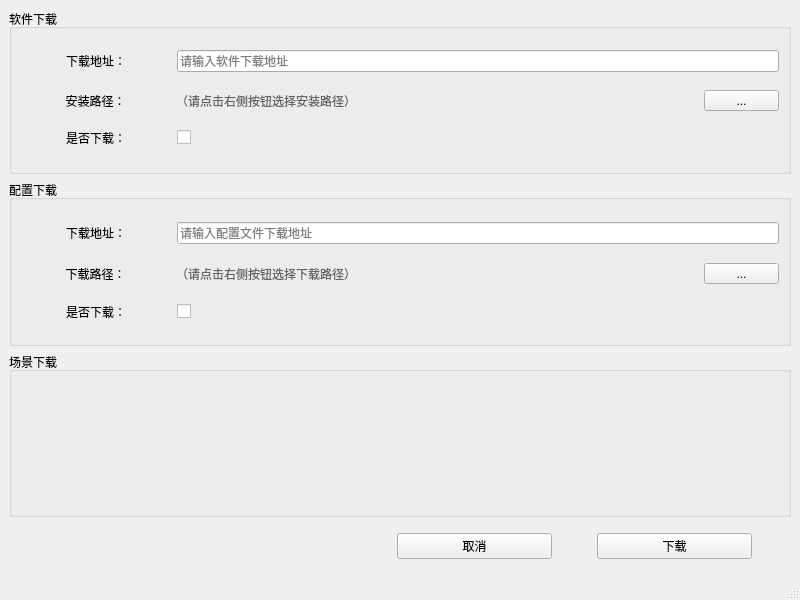
money0534/Notepad_QtCLion, file src/mainwindow.ui: the form before one commit.
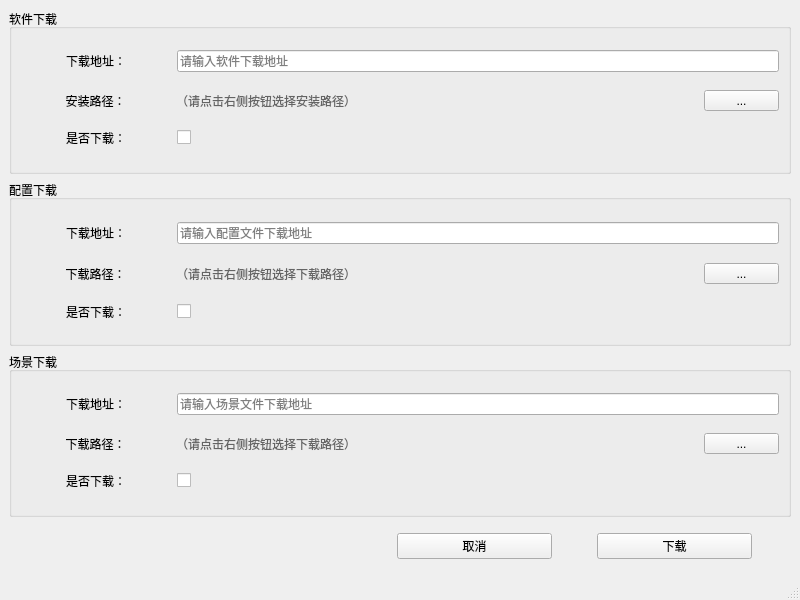
The form after the commit.

Commit message: scene module

```diff
--- a/src/mainwindow.ui
+++ b/src/mainwindow.ui
@@ -205,6 +205,90 @@
       <property name="title">
        <string>场景下载</string>
       </property>
+      <layout class="QVBoxLayout" name="verticalLayout_4">
+       <item>
+        <layout class="QHBoxLayout" name="horizontalLayout_8" stretch="2,8">
+         <item>
+          <widget class="QLabel" name="label_7">
+           <property name="text">
+            <string>下载地址：</string>
+           </property>
+           <property name="alignment">
+            <set>Qt::AlignCenter</set>
+           </property>
+          </widget>
+         </item>
+         <item>
+          <widget class="QLineEdit" name="leSceneUrl">
+           <property name="text">
+            <string/>
+           </property>
+           <property name="placeholderText">
+            <string>请输入场景文件下载地址</string>
+           </property>
+          </widget>
+         </item>
+        </layout>
+       </item>
+       <item>
+        <layout class="QHBoxLayout" name="horizontalLayout_10" stretch="2,7,1">
+         <item>
+          <widget class="QLabel" name="label_8">
+           <property name="text">
+            <string>下载路径：</string>
+           </property>
+           <property name="alignment">
+            <set>Qt::AlignCenter</set>
+           </property>
+          </widget>
+         </item>
+         <item>
+          <widget class="QLabel" name="lbScenePath">
+           <property name="styleSheet">
+            <string notr="true">color: rgb(100, 100, 100);</string>
+           </property>
+           <property name="text">
+            <string>（请点击右侧按钮选择下载路径）</string>
+           </property>
+          </widget>
+         </item>
+         <item>
+          <widget class="QToolButton" name="tbScenePath">
+           <property name="sizePolicy">
+            <sizepolicy hsizetype="Preferred" vsizetype="Fixed">
+             <horstretch>0</horstretch>
+             <verstretch>0</verstretch>
+            </sizepolicy>
+           </property>
+           <property name="text">
+            <string>...</string>
+           </property>
+          </widget>
+         </item>
+        </layout>
+       </item>
+       <item>
+        <layout class="QHBoxLayout" name="horizontalLayout_9" stretch="2,8">
+         <item>
+          <widget class="QLabel" name="label_9">
+           <property name="text">
+            <string>是否下载：</string>
+           </property>
+           <property name="alignment">
+            <set>Qt::AlignCenter</set>
+           </property>
+          </widget>
+         </item>
+         <item>
+          <widget class="QCheckBox" name="cbScene">
+           <property name="text">
+            <string/>
+           </property>
+          </widget>
+         </item>
+        </layout>
+       </item>
+      </layout>
      </widget>
     </item>
     <item>
```
The commit also changes 2 other files.
